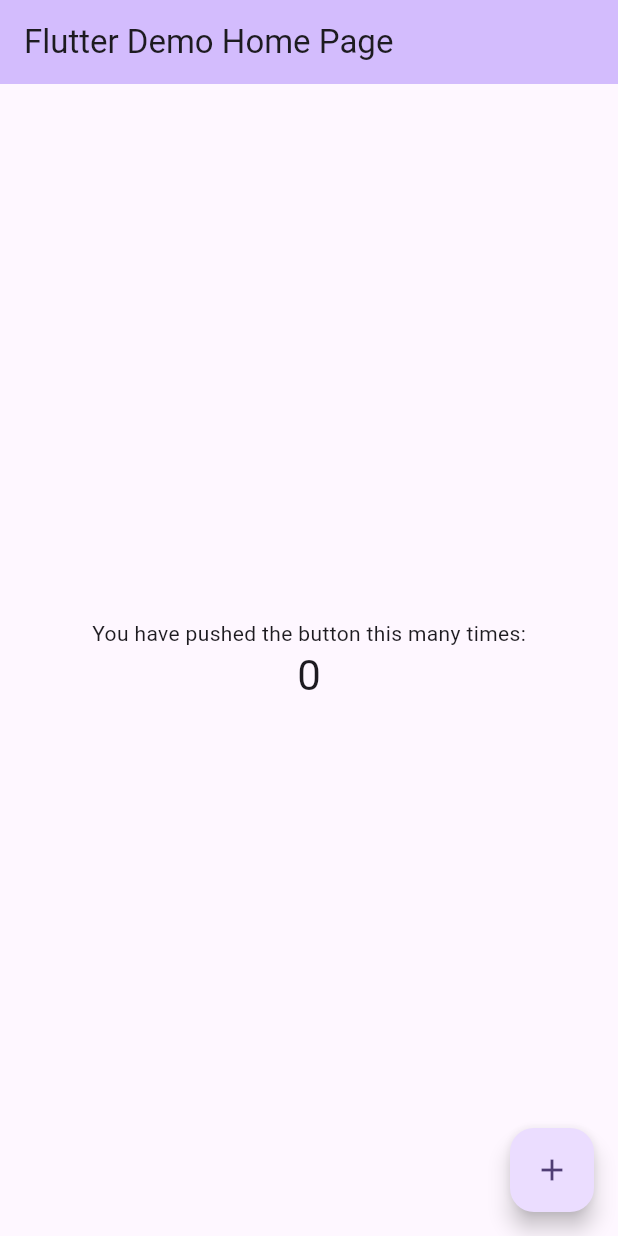
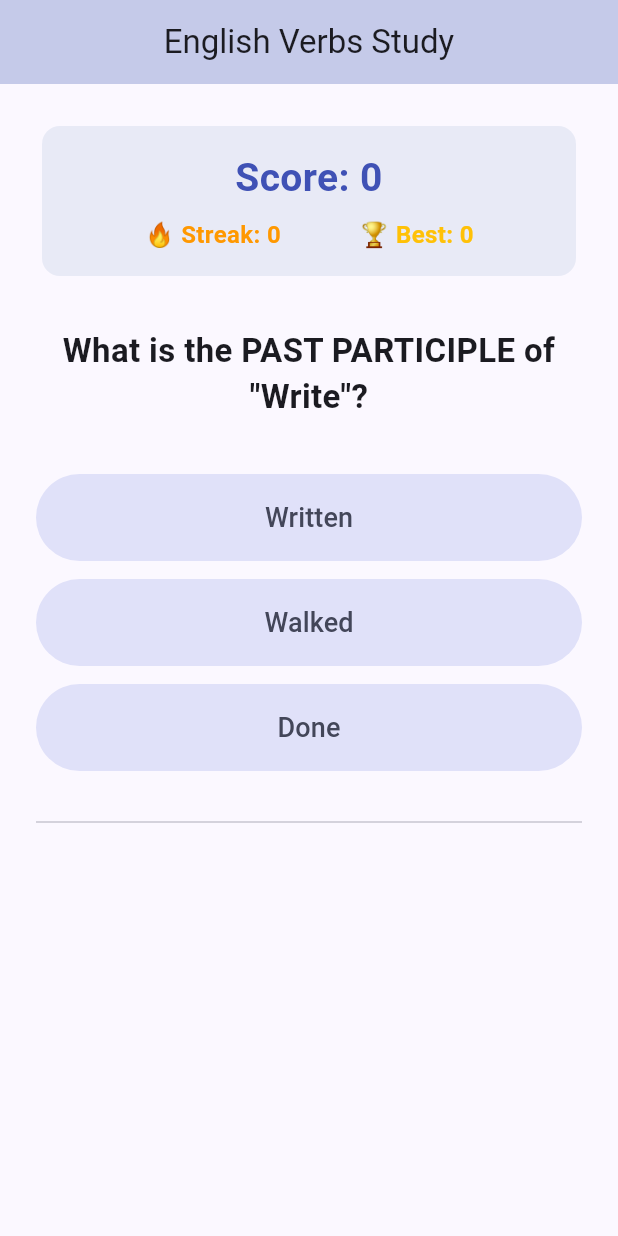
Before and after one commit to leonardodgomes/english_verbs_study, a Flutter app: the screen it shows after launch, on a phone screen of 412 x 824 dp. Run offline on Flutter 3.47's test engine with Material 3 defaults, Android fonts, the phone set to English and light mode, and no system bars; our stand-ins replace shared_preferences.

Commit message:
First version

```diff
--- /dev/null
+++ b/devtools_options.yaml
@@ -0,0 +1,3 @@
+description: This file stores settings for Dart & Flutter DevTools.
+documentation: https://docs.flutter.dev/tools/devtools/extensions#configure-extension-enablement-states
+extensions:
--- /dev/null
+++ b/lib/data/verb_model.dart
@@ -0,0 +1,28 @@
+class Verb {
+  final String infinitive;
+  final String pastSimple;
+  final String pastParticiple;
+  final String gerund;
+  final bool isRegular;
+  int weight;
+
+  Verb({
+    required this.infinitive,
+    required this.pastSimple,
+    required this.pastParticiple,
+    required this.gerund,
+    required this.isRegular,
+    this.weight = 5,
+  });
+
+  factory Verb.fromJson(Map<String, dynamic> json) {
+    return Verb(
+      infinitive: json['infinitive'],
+      pastSimple: json['pastSimple'],
+      pastParticiple: json['pastParticiple'],
+      gerund: json['gerund'],
+      isRegular: json['isRegular'],
+      weight: 5,
+    );
+  }
+}
--- a/lib/main.dart
+++ b/lib/main.dart
@@ -1,4 +1,10 @@
+import 'dart:convert';
 import 'package:flutter/material.dart';
+import 'package:flutter/services.dart';
+import 'package:shared_preferences/shared_preferences.dart';
+import 'data/verb_model.dart';
+import 'state/quiz_notifier.dart';
+import 'ui/quiz_screen.dart';
 
 void main() {
   runApp(const MyApp());
@@ -7,115 +13,40 @@ void main() {
 class MyApp extends StatelessWidget {
   const MyApp({super.key});
 
-  // This widget is the root of your application.
-  @override
-  Widget build(BuildContext context) {
-    return MaterialApp(
-      title: 'Flutter Demo',
-      theme: ThemeData(
-        // This is the theme of your application.
-        //
-        // TRY THIS: Try running your application with "flutter run". You'll see
-        // the application has a purple toolbar. Then, without quitting the app,
-        // try changing the seedColor in the colorScheme below to Colors.green
-        // and then invoke "hot reload" (save your changes or press the "hot
-        // reload" button in a Flutter-supported IDE, or press "r" if you used
-        // the command line to start the app).
-        //
-        // Notice that the counter didn't reset back to zero; the application
-        // state is not lost during the reload. To reset the state, use hot
-        // restart instead.
-        //
-        // This works for code too, not just values: Most code changes can be
-        // tested with just a hot reload.
-        colorScheme: .fromSeed(seedColor: Colors.deepPurple),
-      ),
-      home: const MyHomePage(title: 'Flutter Demo Home Page'),
-    );
-  }
-}
+  Future<DynamicQuizNotifier> _initQuizNotifier() async {
+    // Initialize standard instances natively
+    final SharedPreferences prefs = await SharedPreferences.getInstance();
 
-class MyHomePage extends StatefulWidget {
-  const MyHomePage({super.key, required this.title});
+    final String response = await rootBundle.loadString('assets/verbs.json');
+    final List<dynamic> data = json.decode(response);
+    final List<Verb> loadedVerbs = data.map((jsonItem) => Verb.fromJson(jsonItem)).toList();
 
-  // This widget is the home page of your application. It is stateful, meaning
-  // that it has a State object (defined below) that contains fields that affect
-  // how it looks.
-
-  // This class is the configuration for the state. It holds the values (in this
-  // case the title) provided by the parent (in this case the App widget) and
-  // used by the build method of the State. Fields in a Widget subclass are
-  // always marked "final".
-
-  final String title;
-
-  @override
-  State<MyHomePage> createState() => _MyHomePageState();
-}
-
-class _MyHomePageState extends State<MyHomePage> {
-  int _counter = 0;
-
-  void _incrementCounter() {
-    setState(() {
-      // This call to setState tells the Flutter framework that something has
-      // changed in this State, which causes it to rerun the build method below
-      // so that the display can reflect the updated values. If we changed
-      // _counter without calling setState(), then the build method would not be
-      // called again, and so nothing would appear to happen.
-      _counter++;
-    });
+    return DynamicQuizNotifier(loadedVerbs, prefs);
   }
 
   @override
   Widget build(BuildContext context) {
-    // This method is rerun every time setState is called, for instance as done
-    // by the _incrementCounter method above.
-    //
-    // The Flutter framework has been optimized to make rerunning build methods
-    // fast, so that you can just rebuild anything that needs updating rather
-    // than having to individually change instances of widgets.
-    return Scaffold(
-      appBar: AppBar(
-        // TRY THIS: Try changing the color here to a specific color (to
-        // Colors.amber, perhaps?) and trigger a hot reload to see the AppBar
-        // change color while the other colors stay the same.
-        backgroundColor: Theme.of(context).colorScheme.inversePrimary,
-        // Here we take the value from the MyHomePage object that was created by
-        // the App.build method, and use it to set our appbar title.
-        title: Text(widget.title),
+    return MaterialApp(
+      debugShowCheckedModeBanner: false,
+      theme: ThemeData(
+        colorScheme: ColorScheme.fromSeed(seedColor: Colors.indigo),
+        useMaterial3: true,
       ),
-      body: Center(
-        // Center is a layout widget. It takes a single child and positions it
-        // in the middle of the parent.
-        child: Column(
-          // Column is also a layout widget. It takes a list of children and
-          // arranges them vertically. By default, it sizes itself to fit its
-          // children horizontally, and tries to be as tall as its parent.
-          //
-          // Column has various properties to control how it sizes itself and
-          // how it positions its children. Here we use mainAxisAlignment to
-          // center the children vertically; the main axis here is the vertical
-          // axis because Columns are vertical (the cross axis would be
-          // horizontal).
-          //
-          // TRY THIS: Invoke "debug painting" (choose the "Toggle Debug Paint"
-          // action in the IDE, or press "p" in the console), to see the
-          // wireframe for each widget.
-          mainAxisAlignment: .center,
-          children: [
-            const Text('You have pushed the button this many times:'),
-            Text(
-              '$_counter',
-              style: Theme.of(context).textTheme.headlineMedium,
-            ),
-          ],
-        ),
-      ),
-      floatingActionButton: FloatingActionButton(
-        onPressed: _incrementCounter,
-        tooltip: 'Increment',
-        child: const Icon(Icons.add),
+      home: FutureBuilder<DynamicQuizNotifier>(
+        future: _initQuizNotifier(),
+        builder: (context, snapshot) {
+          if (snapshot.connectionState == ConnectionState.waiting) {
+            return const Scaffold(
+              body: Center(child: CircularProgressIndicator()),
+            );
+          }
+          if (snapshot.hasError) {
+            return const Scaffold(
+              body: Center(child: Text('Error loading verb dataset.')),
+            );
+          }
+          return QuizScreen(quizNotifier: snapshot.data!);
+        },
       ),
     );
   }
--- /dev/null
+++ b/lib/state/question_engine.dart
@@ -0,0 +1,84 @@
+import 'dart:math';
+import '../data/verb_model.dart';
+
+enum TenseTarget { pastSimple, pastParticiple, gerund }
+
+class DynamicQuestion {
+  final Verb verb;
+  final String questionText;
+  final String correctAnswer;
+  final List<String> options;
+
+  DynamicQuestion({
+    required this.verb,
+    required this.questionText,
+    required this.correctAnswer,
+    required this.options,
+  });
+
+  factory DynamicQuestion.generate(Verb targetVerb, List<Verb> allVerbs) {
+    final random = Random();
+    final chosenTense = TenseTarget.values[random.nextInt(TenseTarget.values.length)];
+
+    String questionText = '';
+    String correctAnswer = '';
+
+    switch (chosenTense) {
+      case TenseTarget.pastSimple:
+        questionText = 'What is the PAST SIMPLE of "${targetVerb.infinitive}"?';
+        correctAnswer = targetVerb.pastSimple;
+        break;
+      case TenseTarget.pastParticiple:
+        questionText = 'What is the PAST PARTICIPLE of "${targetVerb.infinitive}"?';
+        correctAnswer = targetVerb.pastParticiple;
+        break;
+      case TenseTarget.gerund:
+        questionText = 'What is the GERUND (-ing form) of "${targetVerb.infinitive}"?';
+        correctAnswer = targetVerb.gerund;
+        break;
+    }
+
+    Set<String> wrongOptions = {};
+    List<Verb> shuffledPool = List.from(allVerbs)..shuffle();
+
+    for (var v in shuffledPool) {
+      if (v.infinitive == targetVerb.infinitive) continue;
+
+      if (chosenTense == TenseTarget.pastSimple) wrongOptions.add(v.pastSimple);
+      if (chosenTense == TenseTarget.pastParticiple) wrongOptions.add(v.pastParticiple);
+      if (chosenTense == TenseTarget.gerund) wrongOptions.add(v.gerund);
+
+      if (wrongOptions.length >= 2) break;
+    }
+
+    while (wrongOptions.length < 2) {
+      wrongOptions.add('${targetVerb.infinitive}ed');
+    }
+
+    List<String> combinedOptions = [correctAnswer, ...wrongOptions];
+    combinedOptions.shuffle();
+
+    return DynamicQuestion(
+      verb: targetVerb,
+      questionText: questionText,
+      correctAnswer: correctAnswer,
+      options: combinedOptions,
+    );
+  }
+}
+
+class HistoryEntry {
+  final String verbInfinitive;
+  final String questionText;
+  final String userAnswer;
+  final String correctAnswer;
+  final bool isCorrect;
+
+  HistoryEntry({
+    required this.verbInfinitive,
+    required this.questionText,
+    required this.userAnswer,
+    required this.correctAnswer,
+    required this.isCorrect,
+  });
+}
--- /dev/null
+++ b/lib/state/quiz_notifier.dart
@@ -0,0 +1,96 @@
+import 'dart:math';
+import 'package:flutter/material.dart';
+import 'package:shared_preferences/shared_preferences.dart';
+import '../data/verb_model.dart';
+import 'question_engine.dart';
+
+class DynamicQuizState {
+  final int score;
+  final int streak;
+  final int highestStreak;
+  final DynamicQuestion currentQuestion;
+  final List<HistoryEntry> history;
+
+  DynamicQuizState({
+    required this.score,
+    required this.streak,
+    required this.highestStreak,
+    required this.currentQuestion,
+    required this.history,
+  });
+}
+
+class DynamicQuizNotifier extends ValueNotifier<DynamicQuizState> {
+  final List<Verb> _verbs;
+  final SharedPreferences _prefs; // Changed to traditional class
+
+  DynamicQuizNotifier(this._verbs, this._prefs)
+      : super(DynamicQuizState(
+          score: 0,
+          streak: 0,
+          // Read the saved best score using traditional getInt
+          highestStreak: _prefs.getInt('highest_streak_key') ?? 0,
+          currentQuestion: DynamicQuestion.generate(_pickVerbByWeight(_verbs), _verbs),
+          history: [],
+        ));
+
+  static Verb _pickVerbByWeight(List<Verb> verbs) {
+    int totalWeight = verbs.fold(0, (sum, item) => sum + item.weight);
+    int randomValue = Random().nextInt(totalWeight);
+    int currentSum = 0;
+    for (var verb in verbs) {
+      currentSum += verb.weight;
+      if (randomValue < currentSum) return verb;
+    }
+    return verbs.first;
+  }
+
+  void submitAnswer(String selectedAnswer) {
+    final currentQuestion = value.currentQuestion;
+    final activeVerb = currentQuestion.verb;
+
+    int newScore = value.score;
+    int newStreak = value.streak;
+    int newHighestStreak = value.highestStreak;
+    bool isCorrect = selectedAnswer == currentQuestion.correctAnswer;
+
+    if (isCorrect) {
+      newScore += 1;
+      newStreak += 1;
+
+      if (newStreak > newHighestStreak) {
+        newHighestStreak = newStreak;
+        // Save using traditional asynchronous setter
+        _prefs.setInt('highest_streak_key', newHighestStreak);
+      }
+
+      if (activeVerb.weight > 1) activeVerb.weight -= 1;
+    } else {
+      newScore -= 1;
+      newStreak = 0;
+      activeVerb.weight += 3;
+    }
+
+    final newEntry = HistoryEntry(
+      verbInfinitive: activeVerb.infinitive,
+      questionText: currentQuestion.questionText,
+      userAnswer: selectedAnswer,
+      correctAnswer: currentQuestion.correctAnswer,
+      isCorrect: isCorrect,
+    );
+
+    List<HistoryEntry> updatedHistory = List.from(value.history);
+    updatedHistory.insert(0, newEntry);
+    if (updatedHistory.length > 5) updatedHistory.removeLast();
+
+    Verb nextVerb = _pickVerbByWeight(_verbs);
+
+    value = DynamicQuizState(
+      score: newScore,
+      streak: newStreak,
+      highestStreak: newHighestStreak,
+      currentQuestion: DynamicQuestion.generate(nextVerb, _verbs),
+      history: updatedHistory,
+    );
+  }
+}
--- /dev/null
+++ b/lib/ui/quiz_screen.dart
@@ -0,0 +1,124 @@
+import 'package:flutter/material.dart';
+import '../state/quiz_notifier.dart';
+
+class QuizScreen extends StatelessWidget {
+  final DynamicQuizNotifier quizNotifier;
+
+  const QuizScreen({super.key, required this.quizNotifier});
+
+  @override
+  Widget build(BuildContext context) {
+    return Scaffold(
+      appBar: AppBar(
+        title: const Text('English Verbs Study'),
+        backgroundColor: Colors.indigo.shade100,
+        centerTitle: true,
+      ),
+      body: ValueListenableBuilder<DynamicQuizState>(
+        valueListenable: quizNotifier,
+        builder: (context, state, child) {
+          final question = state.currentQuestion;
+
+          return SingleChildScrollView(
+            padding: const EdgeInsets.all(24.0),
+            child: Column(
+              crossAxisAlignment: CrossAxisAlignment.stretch,
+              children: [
+                // Streamlined Dashboard Card
+                Card(
+                  color: Colors.indigo.shade50,
+                  elevation: 0,
+                  child: Padding(
+                    padding: const EdgeInsets.all(16.0),
+                    child: Column(
+                      children: [
+                        Text(
+                          'Score: ${state.score}',
+                          textAlign: TextAlign.center,
+                          style: const TextStyle(fontSize: 26, fontWeight: FontWeight.bold, color: Colors.indigo),
+                        ),
+                        const SizedBox(height: 8),
+                        Row(
+                          mainAxisAlignment: MainAxisAlignment.spaceEvenly,
+                          children: [
+                            Text(
+                              '🔥 Streak: ${state.streak}',
+                              style: const TextStyle(fontSize: 16, fontWeight: FontWeight.w600, color: Colors.orange),
+                            ),
+
+                            Text(
+                              '🏆 Best: ${state.highestStreak}',
+                              style: const TextStyle(fontSize: 16, fontWeight: FontWeight.w600, color: Colors.amber),
+                            ),
+
+                          ],
+                        ),
+                      ],
+                    ),
+                  ),
+                ),
+                const SizedBox(height: 30),
+                Text(
+                  question.questionText,
+                  textAlign: TextAlign.center,
+                  style: const TextStyle(fontSize: 22, fontWeight: FontWeight.w600),
+                ),
+                const SizedBox(height: 30),
+                ...question.options.map((option) {
+                  return Padding(
+                    padding: const EdgeInsets.symmetric(vertical: 6.0),
+                    child: FilledButton.tonal(
+                      style: FilledButton.styleFrom(
+                        padding: const EdgeInsets.symmetric(vertical: 16),
+                      ),
+                      onPressed: () => quizNotifier.submitAnswer(option),
+                      child: Text(option, style: const TextStyle(fontSize: 18)),
+                    ),
+                  );
+                }),
+                const SizedBox(height: 20),
+                const Divider(),
+                if (state.history.isNotEmpty) ...[
+                  const Padding(
+                    padding: EdgeInsets.symmetric(vertical: 12.0),
+                    child: Text(
+                      'Recent Activity',
+                      style: TextStyle(fontSize: 18, fontWeight: FontWeight.bold),
+                    ),
+                  ),
+                  ...state.history.map((entry) {
+                    return Card(
+                      margin: const EdgeInsets.symmetric(vertical: 4.0),
+                      color: entry.isCorrect ? Colors.green.shade50 : Colors.red.shade50,
+                      child: ListTile(
+                        leading: Icon(
+                          entry.isCorrect ? Icons.check_circle : Icons.cancel,
+                          color: entry.isCorrect ? Colors.green : Colors.red,
+                        ),
+                        title: Text('${entry.verbInfinitive} (${entry.userAnswer})'),
+                        subtitle: Text(
+                          entry.isCorrect
+                              ? 'Correct!'
+                              : 'Incorrect. Answer was: ${entry.correctAnswer}',
+                          style: TextStyle(
+                            color: entry.isCorrect ? Colors.green.shade900 : Colors.red.shade900,
+                          ),
+                        ),
+                      ),
+                    );
+                  }),
+                ],
+              ],
+            ),
+          );
+        },
+      ),
+    );
+  }
+}
+
+// Fallback color configurations for compile targets
+extension on Colors {
+  static const orangeDeep = Colors.orange;
+  static const amberValues = Colors.amber;
+}
```
Also changed, not shown: assets/verbs.json (added, +11 -0 lines), pubspec.yaml (+7 -30 lines), pubspec.lock, 1 other file.
